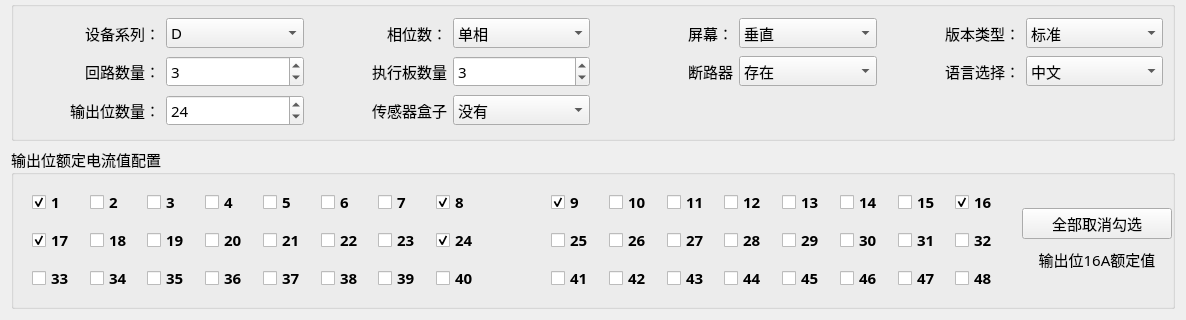
This is pro_qc/home/home_devwid.ui in ChinaClever/MPro-Tools as Qt 5 draws it before an edit; both pictures show x 0 to 1186 and y 346 to 666 of the 1186 by 666 pixel window. The edited form follows.
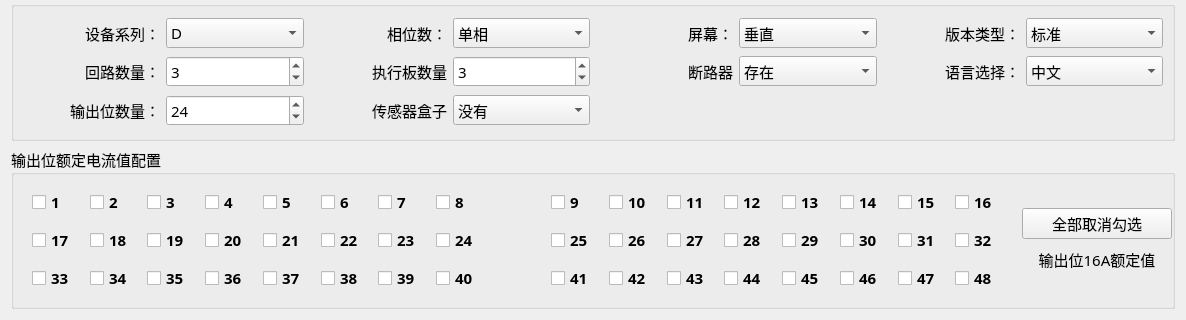
This is the edited form.

```diff
--- a/pro_qc/home/home_devwid.ui
+++ b/pro_qc/home/home_devwid.ui
@@ -658,7 +658,7 @@
             <string>17</string>
            </property>
            <property name="checked">
-            <bool>true</bool>
+            <bool>false</bool>
            </property>
           </widget>
          </item>
@@ -703,7 +703,7 @@
             <string>24</string>
            </property>
            <property name="checked">
-            <bool>true</bool>
+            <bool>false</bool>
            </property>
           </widget>
          </item>
@@ -720,7 +720,7 @@
             <string>8</string>
            </property>
            <property name="checked">
-            <bool>true</bool>
+            <bool>false</bool>
            </property>
           </widget>
          </item>
@@ -744,7 +744,7 @@
             <string>9</string>
            </property>
            <property name="checked">
-            <bool>true</bool>
+            <bool>false</bool>
            </property>
           </widget>
          </item>
@@ -824,7 +824,7 @@
             <string>16</string>
            </property>
            <property name="checked">
-            <bool>true</bool>
+            <bool>false</bool>
            </property>
           </widget>
          </item>
@@ -935,7 +935,7 @@
             <string>1</string>
            </property>
            <property name="checked">
-            <bool>true</bool>
+            <bool>false</bool>
            </property>
           </widget>
          </item>
```
